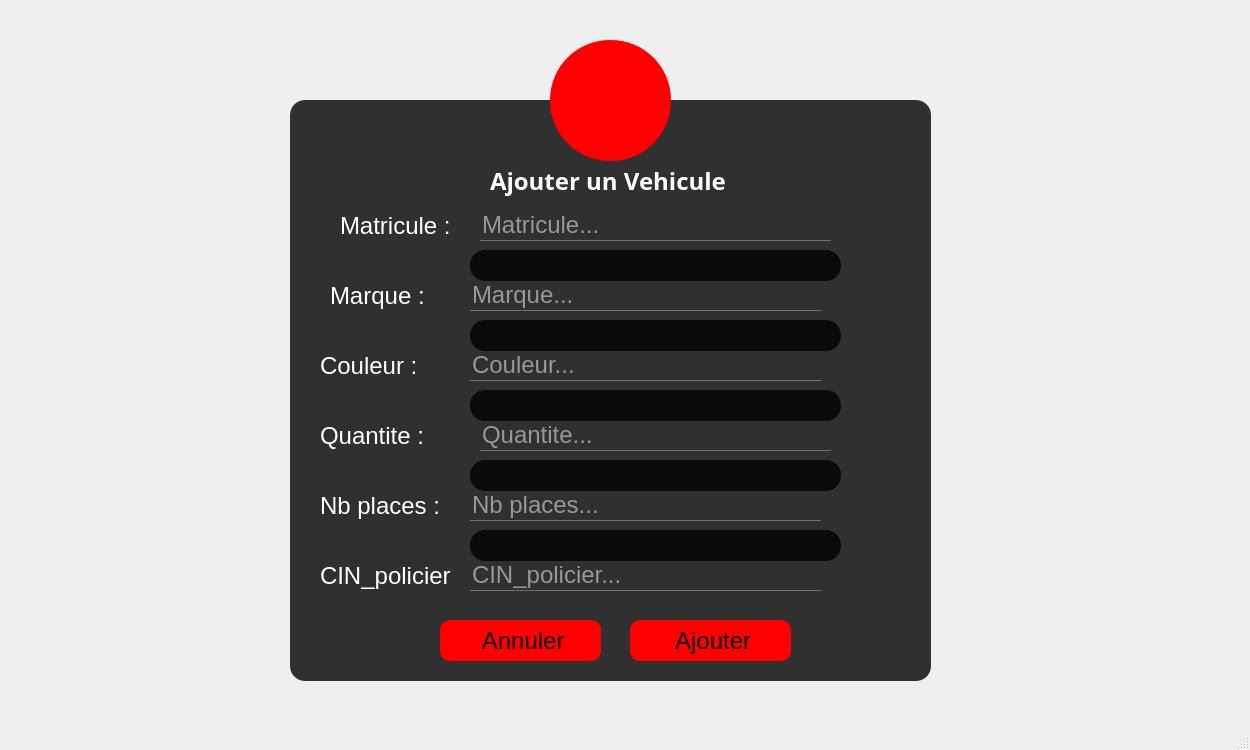
Old version of the form vehiculemission.ui in the repository nefissaKhiari/Smart_Plolice_Station.
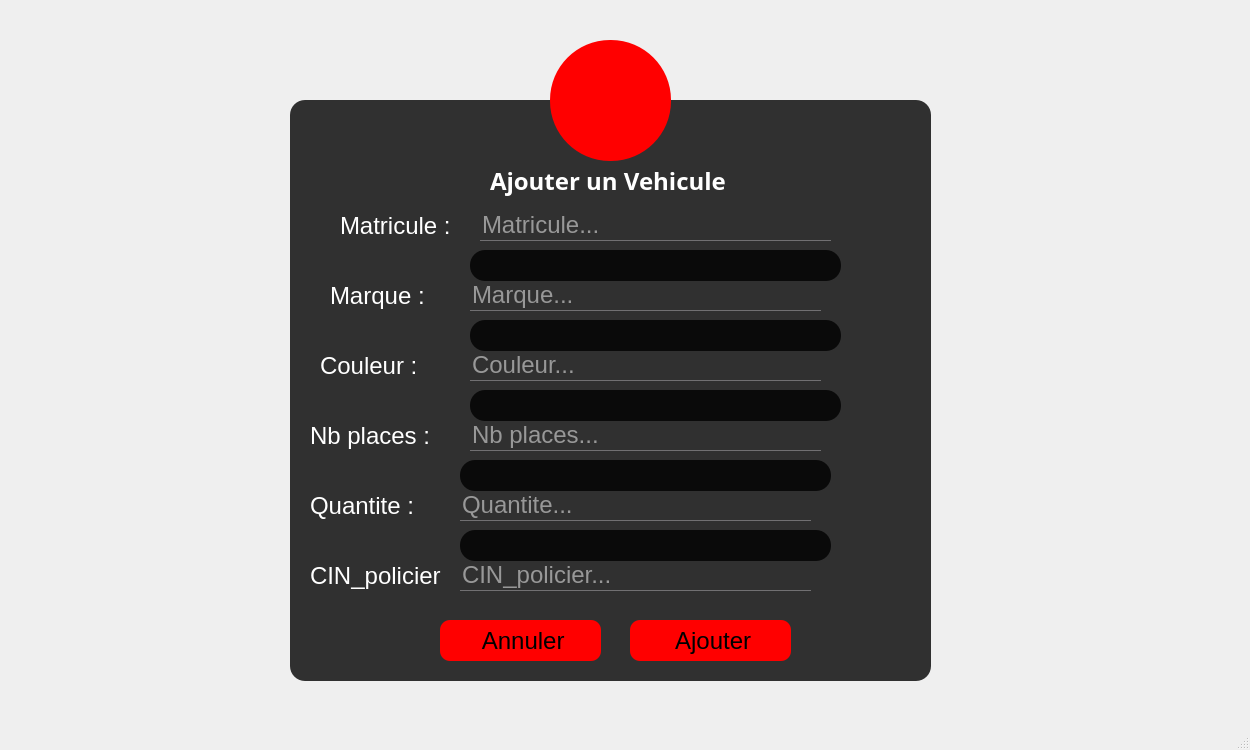
New version of the form. The open tabs and pages were chosen to show the change. Icons and pictures are not drawn.

Commit message: controle de saisie

Diff of the .ui file:
```diff
--- a/vehiculemission.ui
+++ b/vehiculemission.ui
@@ -792,8 +792,8 @@
       <widget class="QLabel" name="L_ANbplacesVehicule">
        <property name="geometry">
         <rect>
-         <x>30</x>
-         <y>390</y>
+         <x>20</x>
+         <y>320</y>
          <width>141</width>
          <height>31</height>
         </rect>
@@ -808,8 +808,8 @@
       <widget class="QLabel" name="L_AQuantiteVehicule">
        <property name="geometry">
         <rect>
-         <x>30</x>
-         <y>320</y>
+         <x>20</x>
+         <y>390</y>
          <width>141</width>
          <height>31</height>
         </rect>
@@ -867,7 +867,7 @@
        <property name="geometry">
         <rect>
          <x>180</x>
-         <y>390</y>
+         <y>320</y>
          <width>351</width>
          <height>31</height>
         </rect>
@@ -879,8 +879,8 @@
       <widget class="QLineEdit" name="LE_AQuantiteVehicule">
        <property name="geometry">
         <rect>
-         <x>190</x>
-         <y>320</y>
+         <x>170</x>
+         <y>390</y>
          <width>351</width>
          <height>31</height>
         </rect>
@@ -970,7 +970,7 @@
       <widget class="QLabel" name="L_ACinVehicule">
        <property name="geometry">
         <rect>
-         <x>30</x>
+         <x>20</x>
          <y>460</y>
          <width>141</width>
          <height>31</height>
@@ -986,7 +986,7 @@
       <widget class="QLineEdit" name="LE_ACinVehicule">
        <property name="geometry">
         <rect>
-         <x>180</x>
+         <x>170</x>
          <y>460</y>
          <width>351</width>
          <height>31</height>
@@ -1041,7 +1041,7 @@
       <widget class="QLabel" name="quantitealerte">
        <property name="geometry">
         <rect>
-         <x>180</x>
+         <x>170</x>
          <y>360</y>
          <width>371</width>
          <height>31</height>
@@ -1054,7 +1054,7 @@
       <widget class="QLabel" name="nb_placesalert">
        <property name="geometry">
         <rect>
-         <x>180</x>
+         <x>170</x>
          <y>430</y>
          <width>371</width>
          <height>31</height>
```
Left out of the diff: 2 changed lines with no effect on the pictures.
